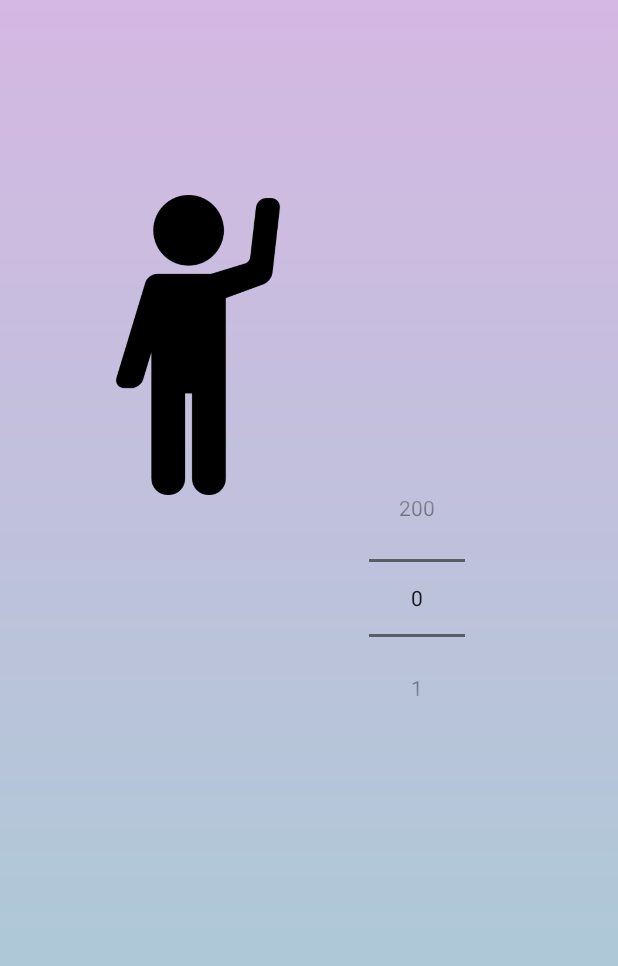
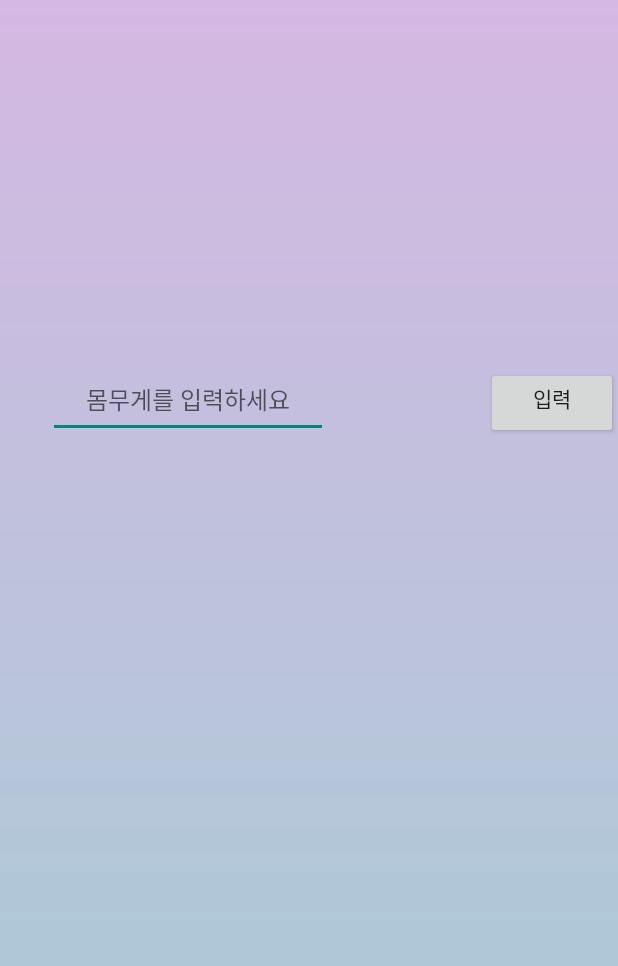
Before and after one commit to kimhm0728/WaterReminder, an Android app: the InputActivity screen opened directly, with no data from a screen before it, on a phone screen of 412 x 824 dp. Shown: the top 966 px of the screen. Run offline under Robolectric (Android 15) with nearby library versions, the phone set to English and light mode, and no system bars.

Commit message:
style: ui 수정

```diff
--- a/app/src/main/java/com/example/WaterCollect/InputActivity.java
+++ b/app/src/main/java/com/example/WaterCollect/InputActivity.java
@@ -3,8 +3,12 @@ package com.example.WaterCollect;
 import android.app.Activity;
 import android.content.Intent;
 import android.os.Bundle;
+import android.text.TextUtils;
+import android.view.View;
+import android.widget.Button;
+import android.widget.EditText;
 import android.widget.TextView;
-import android.widget.NumberPicker;
+import android.widget.Toast;
 
 import androidx.appcompat.app.AppCompatActivity;
 
@@ -13,34 +17,40 @@ import java.util.Locale;
 
 public class InputActivity extends AppCompatActivity {
 
+    private Button button;
+    private EditText edit;
     private TextView text;
     private String weight;
-    private NumberPicker number_picker;
 
     @Override
     protected void onCreate(Bundle savedInstanceState) {
         super.onCreate(savedInstanceState);
         setContentView(R.layout.activity_input);
 
+        edit = findViewById(R.id.edit);
         text = findViewById(R.id.text);
         text.setText("");
-        number_picker=findViewById(R.id.number_picker);
-        number_picker.setMaxValue(200);
-        number_picker.setMinValue(0);
-        number_picker.setValue(0);
 
+        button = findViewById(R.id.button);
 
-        number_picker.setOnValueChangedListener(new NumberPicker.OnValueChangeListener() {
+        button.setOnClickListener(new View.OnClickListener() {
+
             @Override
-            public void onValueChange(NumberPicker picker, int oldValue, int newValue) {
-                weight=Integer.toString(newValue);
-                String day = Integer.toString(newValue*30);
-                double amount = Double.parseDouble(day);
+            public void onClick(View view) {
+                if(!TextUtils.isEmpty(edit.getText())) {
+                    weight = edit.getText().toString();
+                    String day = Integer.toString(Integer.parseInt(weight)*30);
+                    double amount = Double.parseDouble(day);
 
-                DecimalFormat formatter = new DecimalFormat("#,###");
-                String formatted = formatter.format(amount);
+                    DecimalFormat formatter = new DecimalFormat("#,###");
+                    String formatted = formatter.format(amount);
 
-                text.setText(String.format(Locale.KOREA,"일일 섭취량은 %smL입니다.", formatted));
+                    text.setText(String.format(Locale.KOREA,"일일 섭취량은 %smL입니다.", formatted));
+                }
+                else {
+                    Toast.makeText(InputActivity.this, "몸무게가 입력되지 않았습니다.", Toast.LENGTH_SHORT).show();
+                }
+
             }
         });
 
--- a/app/src/main/res/layout/activity_input.xml
+++ b/app/src/main/res/layout/activity_input.xml
@@ -7,42 +7,47 @@
     tools:context=".InputActivity"
     android:background="@drawable/gradient_main">
 
+    <Button
+        android:id="@+id/button"
+        android:layout_width="wrap_content"
+        android:layout_height="wrap_content"
+        android:gravity="center_horizontal"
+        android:text="입력"
+        android:textAlignment="center"
+        app:layout_constraintBaseline_toBaselineOf="@+id/edit"
+        app:layout_constraintEnd_toEndOf="parent"
+        android:fontFamily="@font/nanumsquareextrabold"/>
 
     <TextView
         android:id="@+id/text"
         android:layout_width="wrap_content"
         android:layout_height="wrap_content"
-        android:layout_marginTop="40dp"
-        android:fontFamily="@font/nanumsquareextrabold"
+        android:layout_marginTop="90dp"
         android:gravity="center_horizontal"
         android:text="TextView"
         android:textAlignment="center"
         app:layout_constraintEnd_toEndOf="parent"
-        app:layout_constraintHorizontal_bias="0.524"
         app:layout_constraintStart_toStartOf="parent"
-        app:layout_constraintTop_toBottomOf="@+id/number_picker" />
+        app:layout_constraintTop_toBottomOf="@+id/edit"
+        android:fontFamily="@font/nanumsquareextrabold"/>
 
-    <ImageView
-        android:id="@+id/imageView"
-        android:layout_width="200dp"
-        android:layout_height="200dp"
-        android:layout_marginTop="130dp"
-        app:layout_constraintEnd_toEndOf="parent"
-        app:layout_constraintHorizontal_bias="0.151"
+
+    <EditText
+        android:id="@+id/edit"
+        android:layout_width="wrap_content"
+        android:layout_height="wrap_content"
+        android:layout_marginStart="32dp"
+        android:layout_marginTop="244dp"
+        android:ems="10"
+        android:gravity="center_horizontal"
+        android:hint="몸무게를 입력하세요"
+        android:inputType="number"
+        android:minHeight="48dp"
+        android:textAlignment="center"
+        android:textSize="16sp"
         app:layout_constraintStart_toStartOf="parent"
         app:layout_constraintTop_toTopOf="parent"
-        app:srcCompat="@drawable/person2" />
-
-    <NumberPicker
-        android:id="@+id/number_picker"
-        android:layout_width="wrap_content"
-        android:layout_height="wrap_content"
-        app:layout_constraintBottom_toBottomOf="parent"
-        app:layout_constraintEnd_toEndOf="parent"
-        app:layout_constraintHorizontal_bias="0.706"
-        app:layout_constraintStart_toStartOf="parent"
-        app:layout_constraintTop_toTopOf="parent"
-        app:layout_constraintVertical_bias="0.479" />
+        android:fontFamily="@font/nanumsquareextrabold" />
 
 
 </androidx.constraintlayout.widget.ConstraintLayout>
```
Also changed, not shown: app/src/main/res/drawable/gradient_intro.xml (added, +10 -0 lines), app/src/main/res/layout/activity_intro.xml (+15 -13 lines), app/src/main/res/drawable/waterdrop.png (added).
